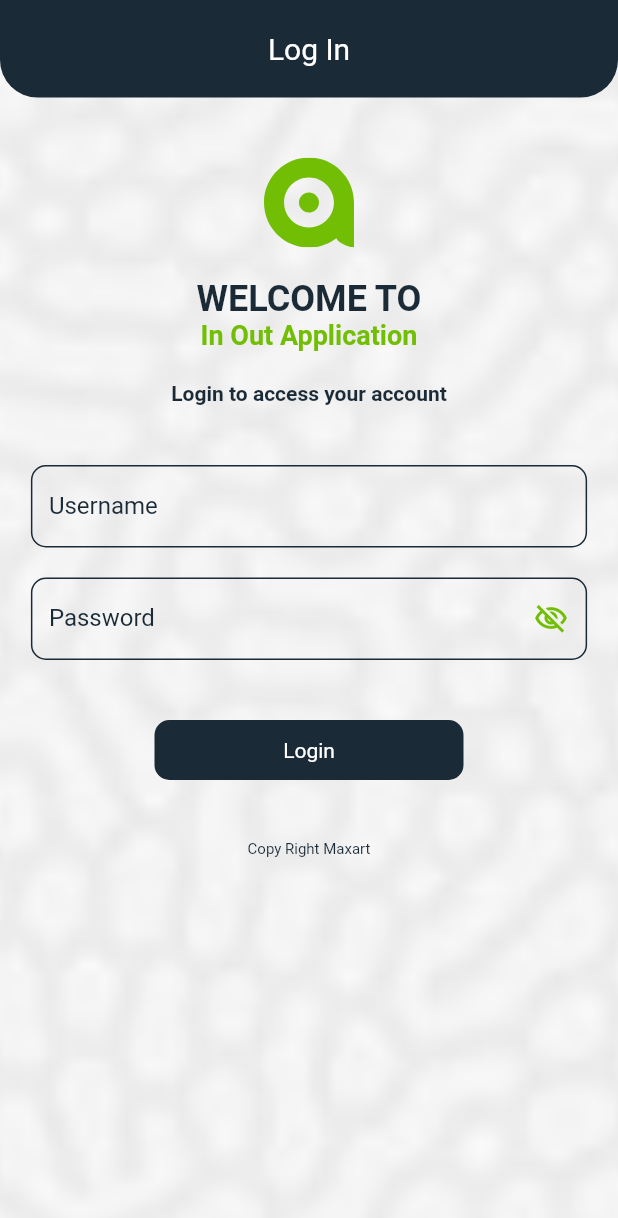
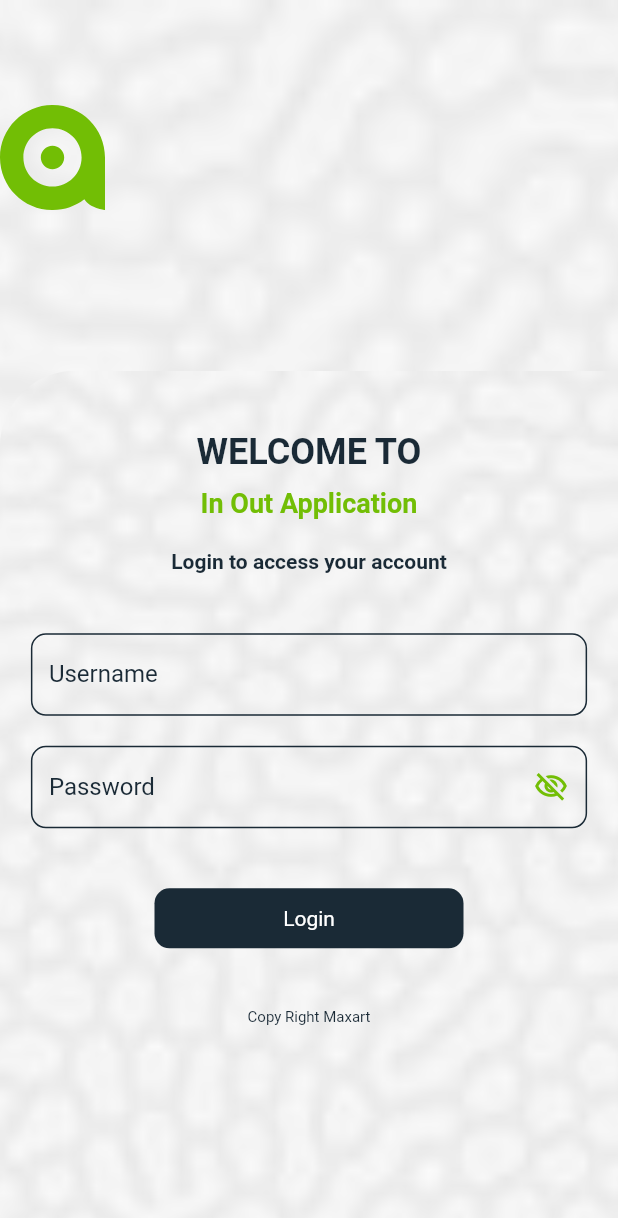
Before and after one commit to fadialkhlaf1998/in_out_app, a Flutter app: the screen it shows after launch, on a phone screen of 412 x 824 dp. Shown: the top 1218 px of the screen. Run offline on Flutter 3.47's test engine with Material 2 defaults, Android fonts, the phone set to English and light mode, and no system bars; drawn by our look-alikes of animated_text_kit; our stand-ins replace flutter_svg, geolocator, get, shared_preferences.

Commit message:
fadi haddad

```diff
--- a/lib/view/login.dart
+++ b/lib/view/login.dart
@@ -13,9 +13,39 @@ class Login extends StatelessWidget {
   Widget build(BuildContext context) {
     return Scaffold(
       body: SafeArea(
+        child: Stack(
+          children: [
+            Stack(
+              children: [
+                Container(
+                  width: MediaQuery.of(context).size.width,
+                  height: MediaQuery.of(context).size.height,
+                  decoration: BoxDecoration(
+                    color: App.navyBlue,
+                      image: DecorationImage(
+                          image: AssetImage("assets/images/background.jpg"),
+                          fit: BoxFit.cover
+                      )
+                  ),
+                ),
+                Column(
+                  children: [
+                    SizedBox(height: 70),
+                    SvgPicture.asset("assets/icons/maxart-logo.svg",
+                        color: App.primary,width: 70,height: 70),
+                  ],
+                )
+              ],
+            ),
+            Positioned(
+              bottom: 0,
               child: Container(
                 width: MediaQuery.of(context).size.width,
+                height: MediaQuery.of(context).size.height - MediaQuery.of(context).size.height * 0.30,
                 decoration: const BoxDecoration(
+                  borderRadius: BorderRadius.only(
+                    topLeft: Radius.circular(50)
+                  ),
                   image: DecorationImage(
                     image: AssetImage("assets/images/background.jpg"),
                     fit: BoxFit.cover
@@ -23,9 +53,52 @@ class Login extends StatelessWidget {
                 ),
                 child: Obx(() => loginController.loading.value ?
                   const Center(child: CircularProgressIndicator()) :
-            Stack(
-            children: [
-              Center(
+                  _body(context)
+                )
+              ),
+            )
+          ],
+        )
+        // child: Container(
+        //     width: MediaQuery.of(context).size.width,
+        //     decoration: const BoxDecoration(
+        //       image: DecorationImage(
+        //         image: AssetImage("assets/images/background.jpg"),
+        //         fit: BoxFit.cover
+        //       )
+        //     ),
+        //     child: Obx(() => loginController.loading.value ?
+        //     const Center(child: CircularProgressIndicator()) :
+        //     _body(context)
+        //   )
+        // ),
+      ),
+    );
+  }
+
+  _header(BuildContext context) {
+    return Container(
+      width: MediaQuery.of(context).size.width,
+      height: MediaQuery.of(context).size.height * 0.25,
+      decoration: const BoxDecoration(
+        color: App.navyBlue,
+        borderRadius: BorderRadius.only(
+          bottomLeft: Radius.circular(25),
+          bottomRight: Radius.circular(25)
+        ),
+      ),
+      child: const Center(
+        child: Text("Log In",
+          style: TextStyle(
+            color: Colors.white,
+            fontSize: 20
+          ),
+        ),
+      ),
+    );
+  }
+  _body(BuildContext context) {
+    return Center(
       child: Container(
         width: MediaQuery.of(context).size.width,
         height: MediaQuery.of(context).size.height,
@@ -33,11 +106,7 @@ class Login extends StatelessWidget {
           child: Column(
             mainAxisAlignment: MainAxisAlignment.center,
             children: [
-                        _header(context),
               const SizedBox(height: 40),
-                        SvgPicture.asset("assets/icons/maxart-logo.svg",
-                          color: App.primary,width: 60,height: 60),
-                        const SizedBox(height: 20,),
               AnimatedTextKit(
                 animatedTexts: [
                   WavyAnimatedText(
@@ -50,6 +119,7 @@ class Login extends StatelessWidget {
                   ),
                 ],
               ),
+              const SizedBox(height: 10),
               const Text("In Out Application",
                 style: TextStyle(
                     fontSize: 18,
@@ -95,33 +165,6 @@ class Login extends StatelessWidget {
                 ),
               ),
             ],
-                    ),
-                  ),
-                ),
-              ),
-            ],
-          )
-          )
-        ),
-      ),
-    );
-  }
-  _header(BuildContext context) {
-    return Container(
-      width: MediaQuery.of(context).size.width,
-      height: 65,
-      decoration: const BoxDecoration(
-        color: App.navyBlue,
-        borderRadius: BorderRadius.only(
-          bottomLeft: Radius.circular(25),
-          bottomRight: Radius.circular(25)
-        ),
-      ),
-      child: const Center(
-        child: Text("Log In",
-          style: TextStyle(
-            color: Colors.white,
-            fontSize: 20
           ),
         ),
       ),
```
Also changed, not shown: lib/controller/intro_controller.dart (+3 -9 lines), lib/view/intro.dart (+9 -9 lines). Lines whose indentation alone changed are shown as unchanged.
